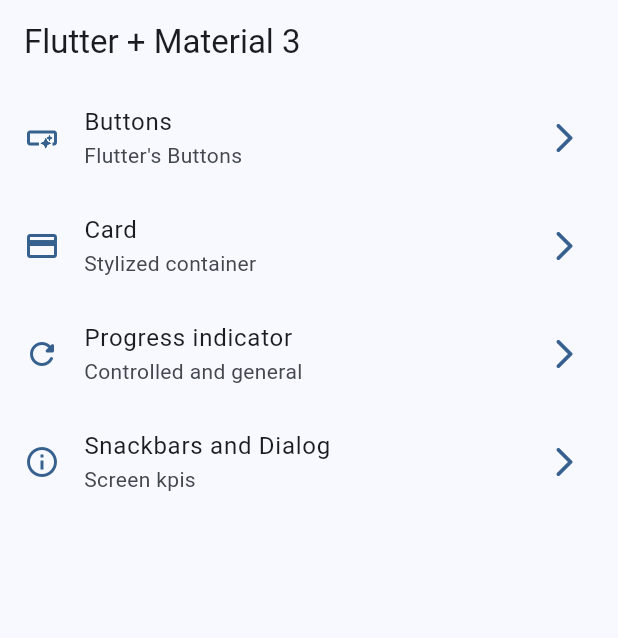
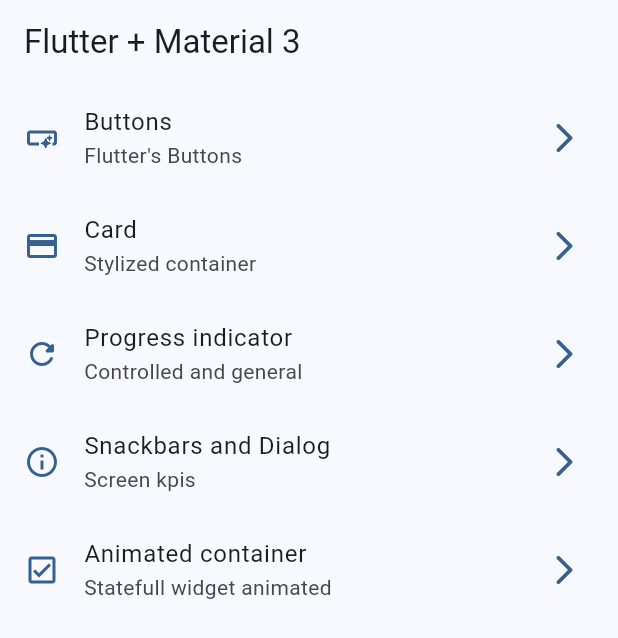
Before and after one commit to CRaez-Dev/flutter-starter, a Flutter app: the screen it shows after launch, on a phone screen of 412 x 824 dp. Shown: the top 638 px of the screen. Run offline on Flutter 3.47's test engine with Material 3 defaults, Android fonts, the phone set to English and light mode, and no system bars; our stand-ins replace animate_do, dio, go_router, video_player.

Commit message:
[Widgets app - Animated Container]
- Adding Statefull widget with Animated container
- Adding random changes, triggered by onPress action on FloatingActionButton

```diff
--- a/widgets_app/lib/config/menu/menu_items.dart
+++ b/widgets_app/lib/config/menu/menu_items.dart
@@ -42,11 +42,18 @@ const appMenuItems = <MenuItem>[
       link: '/progress_indicator',
       icon: Icons.refresh_rounded,
       widget: ProgressScreen()),
-      MenuItem(
+  MenuItem(
       name: SnackbarScreen.name,
       title: 'Snackbars and Dialog',
       subTitle: 'Screen kpis',
       link: '/snackbars',
       icon: Icons.info_outline,
-      widget: SnackbarScreen())
+      widget: SnackbarScreen()),
+  MenuItem(
+      name: AnimatedScreen.name,
+      title: 'Animated container',
+      subTitle: 'Statefull widget animated',
+      link: '/animated',
+      icon: Icons.check_box_outlined,
+      widget: AnimatedScreen())
 ];
```
Also changed, not shown: widgets_app/lib/ui/screens/animated/animated_screen.dart (+66 -2 lines).
